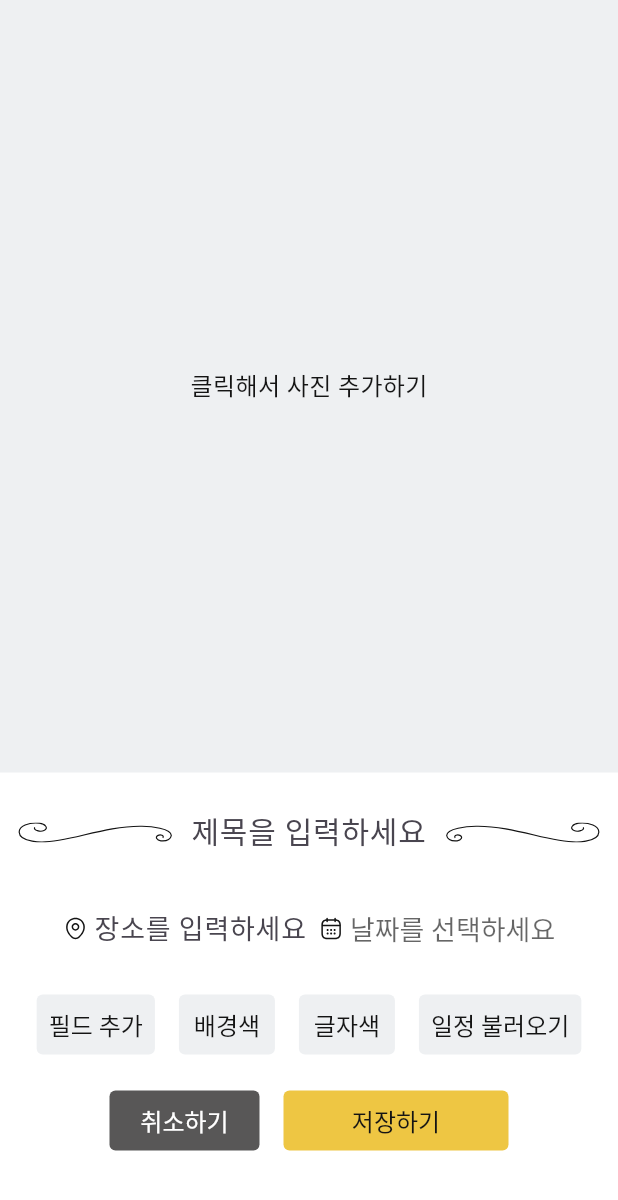
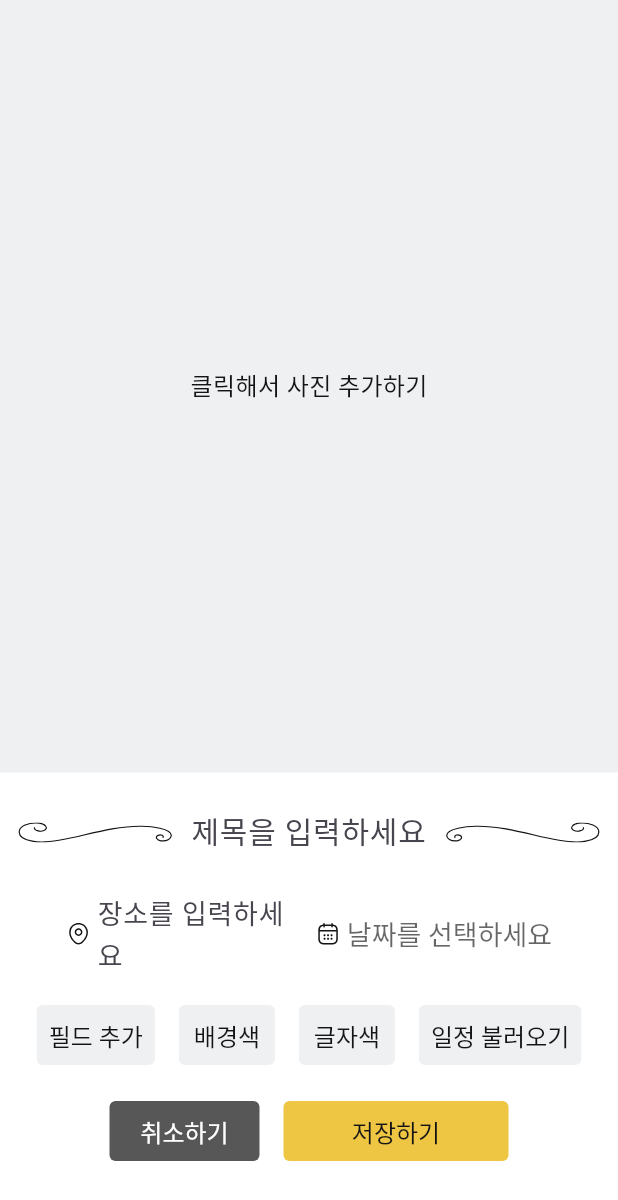
Before and after one commit to doyeon0307/Tickit-frontend, a Flutter app: the TicketView screen opened directly, on a phone screen of 412 x 824 dp. Shown: the top 1200 px of the screen. Run offline on Flutter 3.47's test engine with Material 3 defaults, Android fonts, the phone set to English and light mode, and no system bars; our stand-ins replace dio, easy_localization, flutter_colorpicker, flutter_hooks, flutter_riverpod, flutter_secure_storage and 7 more; missing offline and left inert: kakao_flutter_sdk_user, vertical_card_pager; accounts and stored records are empty; generated files the repository leaves out were written again; Roboto replaces fonts that are missing (Gangwon).

```diff
--- a/tickit/lib/service/app/app_service.dart
+++ b/tickit/lib/service/app/app_service.dart
@@ -38,8 +38,7 @@ class AppService extends StateNotifier<AppState> {
       final accessToken = await _storage.read(key: ACCESS_TOKEN_KEY);
       final refreshToken = await _storage.read(key: REFRESH_TOKEN_KEY);
 
-      debugPrint(
-          "기존 토큰 : accessToken = $accessToken, refreshToken = $refreshToken");
+      debugPrint("기존 토큰 : accessToken = $accessToken, refreshToken = $refreshToken");
 
       if (accessToken != null && refreshToken != null) {
         try {
@@ -107,7 +106,8 @@ class AppService extends StateNotifier<AppState> {
         isLoggedIn: true,
       );
       debugPrint(
-          "앱 로그인 완료: accessToken=${tokens.accessToken}, refreshToken=${tokens.refreshToken}");
+        "앱 로그인 완료: accessToken=${tokens.accessToken}, refreshToken=${tokens.refreshToken}",
+      );
     } catch (e) {
       state = state.copyWith(
         loading: LoadingStatus.error,
--- a/tickit/lib/ui/login/splash/splash_view.dart
+++ b/tickit/lib/ui/login/splash/splash_view.dart
@@ -1,4 +1,3 @@
-import 'package:easy_localization/easy_localization.dart';
 import 'package:flutter/material.dart';
 import 'package:flutter_riverpod/flutter_riverpod.dart';
 import 'package:tickit/core/loading_status.dart';
@@ -34,13 +33,13 @@ class _SplashViewState extends ConsumerState<SplashView> {
       (previous, next) {
         if (next.loginCheckLoading == LoadingStatus.success) {
           if (next.isLoggedIn) {
-            Navigator.of(context).push(
+            Navigator.of(context).pushReplacement(
               MaterialPageRoute(
                 builder: (context) => const NavBar(),
               ),
             );
           } else {
-            Navigator.of(context).push(
+            Navigator.of(context).pushReplacement(
               MaterialPageRoute(
                 builder: (context) => const LoginView(),
               ),
--- a/tickit/lib/ui/schedule/schedule/schedule_view.dart
+++ b/tickit/lib/ui/schedule/schedule/schedule_view.dart
@@ -1,5 +1,3 @@
-import 'dart:io';
-
 import 'package:easy_localization/easy_localization.dart';
 import 'package:flutter/material.dart';
 import 'package:flutter_hooks/flutter_hooks.dart';
--- a/tickit/lib/ui/ticket/component/location_widget.dart
+++ b/tickit/lib/ui/ticket/component/location_widget.dart
@@ -34,7 +34,7 @@ class LocationWidget extends StatelessWidget {
         IntrinsicWidth(
           child: ConstrainedBox(
             constraints: BoxConstraints(
-              maxWidth: MediaQuery.of(context).size.width * 5 / 12,
+              maxWidth: MediaQuery.of(context).size.width / 3,
             ),
             child: TicketTextField(
               readOnly: isDetail,
```
